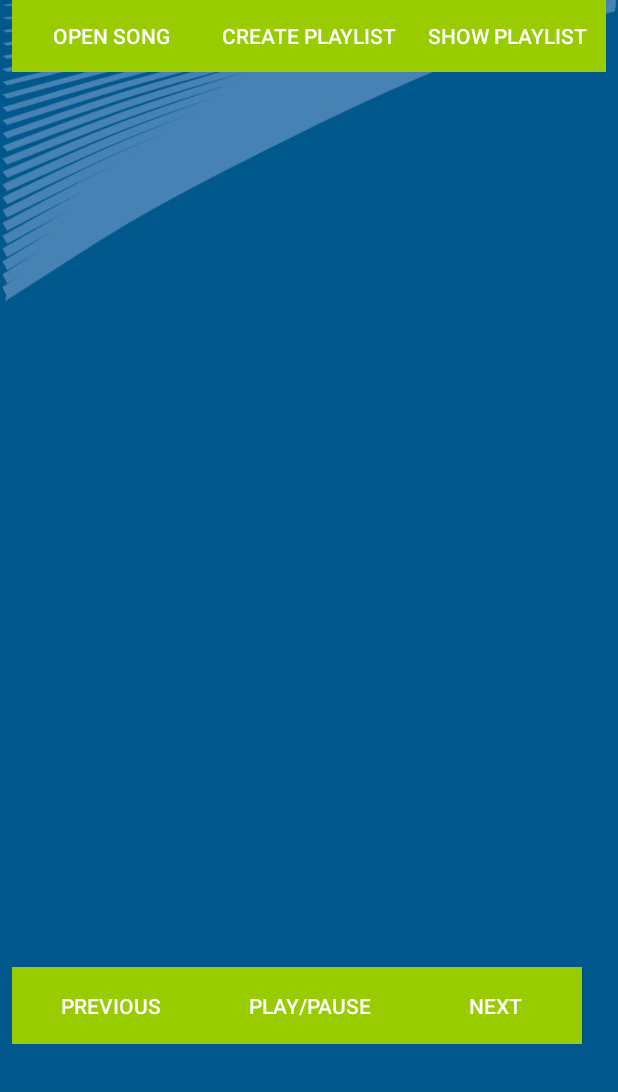
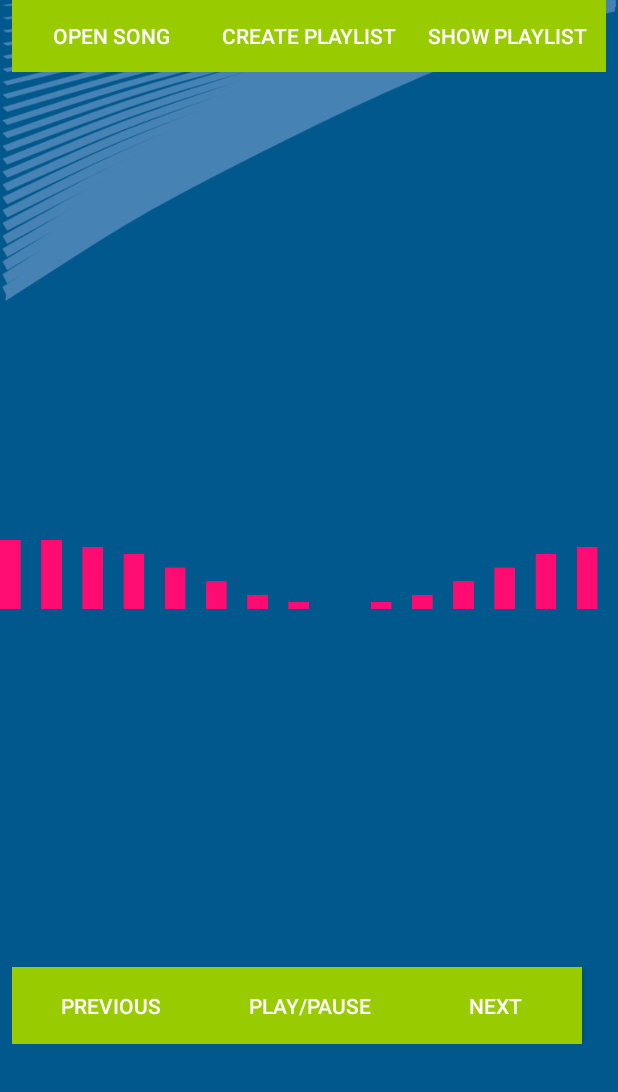
Before and after one commit to AdnanMuhib/Android-Audio-Player, an Android app: the screen it shows after launch (MainActivity), on a phone screen of 412 x 824 dp, the part 144-1236 px from its top. Run offline under Robolectric (Android 15) with nearby library versions, the phone set to English and light mode, and no system bars.

Commit message:
:heart_eyes: Update UI, Bug Fix for Playlist,

```diff
--- a/app/build.gradle
+++ b/app/build.gradle
@@ -22,6 +22,7 @@ dependencies {
     implementation fileTree(dir: 'libs', include: ['*.jar'])
     implementation 'com.android.support:appcompat-v7:28.0.0'
     implementation 'com.android.support.constraint:constraint-layout:1.1.3'
+    implementation 'pl.droidsonroids.gif:android-gif-drawable:1.2.15'
     testImplementation 'junit:junit:4.12'
     androidTestImplementation 'com.android.support.test:runner:1.0.2'
     androidTestImplementation 'com.android.support.test.espresso:espresso-core:3.0.2'
--- a/app/src/main/res/layout/activity_main.xml
+++ b/app/src/main/res/layout/activity_main.xml
@@ -7,7 +7,20 @@
     android:background="@drawable/bgapp"
     tools:context=".MainActivity">
 
+    <pl.droidsonroids.gif.GifImageView
+        android:id="@+id/gifImageView"
+        android:layout_width="0dp"
+        android:layout_height="wrap_content"
+        android:layout_marginBottom="32dp"
+        android:layout_marginTop="8dp"
+        android:src="@drawable/transparentplayer"
+        app:layout_constraintBottom_toTopOf="@+id/linearLayout2"
+        app:layout_constraintEnd_toEndOf="parent"
+        app:layout_constraintStart_toStartOf="parent"
+        app:layout_constraintTop_toBottomOf="@+id/textViewSongName" />
+
     <LinearLayout
+        android:id="@+id/linearLayout2"
         android:layout_width="0dp"
         android:layout_height="wrap_content"
         android:layout_marginBottom="32dp"
@@ -59,6 +72,7 @@
     </LinearLayout>
 
     <LinearLayout
+        android:id="@+id/linearLayout"
         android:layout_width="0dp"
         android:layout_height="wrap_content"
         android:layout_marginEnd="8dp"
@@ -106,4 +120,20 @@
             tools:layout_editor_absoluteX="206dp"
             tools:layout_editor_absoluteY="93dp" />
     </LinearLayout>
+
+    <TextView
+        android:id="@+id/textViewSongName"
+        android:layout_width="0dp"
+        android:layout_height="wrap_content"
+        android:layout_marginEnd="32dp"
+        android:layout_marginStart="32dp"
+        android:layout_marginTop="32dp"
+        android:textAlignment="center"
+        android:textColor="@android:color/white"
+        android:textSize="14sp"
+        app:layout_constraintEnd_toEndOf="parent"
+        app:layout_constraintStart_toStartOf="parent"
+        app:layout_constraintTop_toBottomOf="@+id/linearLayout" />
+
+
 </android.support.constraint.ConstraintLayout>
--- a/build.gradle
+++ b/build.gradle
@@ -5,6 +5,7 @@ buildscript {
     repositories {
         google()
         jcenter()
+        mavenCentral()
     }
     dependencies {
         classpath 'com.android.tools.build:gradle:3.1.4'
@@ -19,6 +20,7 @@ allprojects {
     repositories {
         google()
         jcenter()
+        mavenCentral()
     }
 }
 
```
Also changed, not shown: app/src/main/java/com/example/hinakhalid/servicesexample/MainActivity.java (+13 -19 lines), app/src/main/res/drawable/transparentplayer.gif (added).
